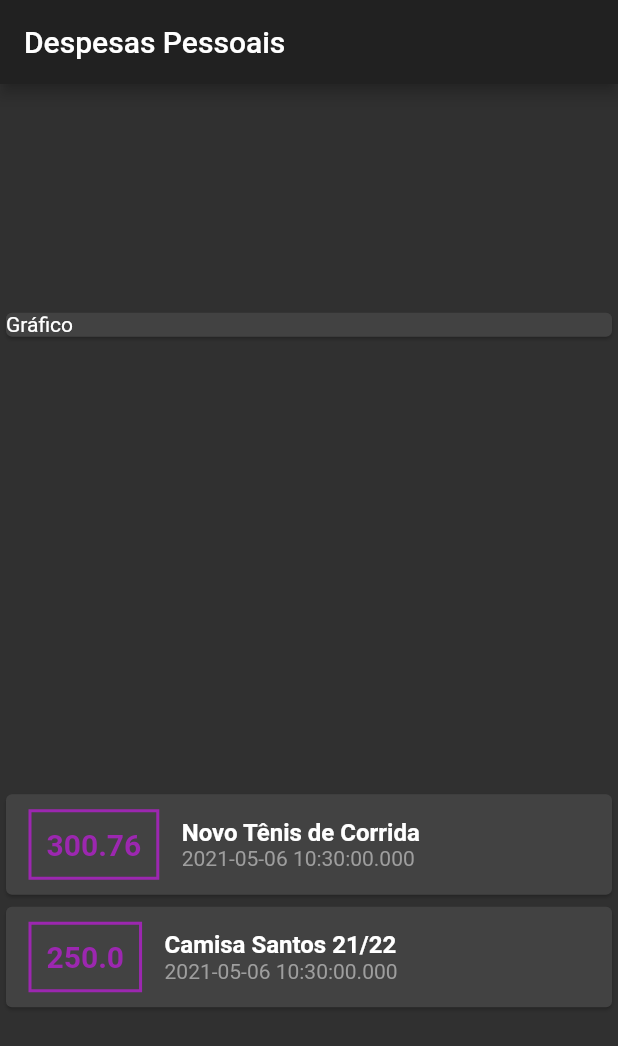
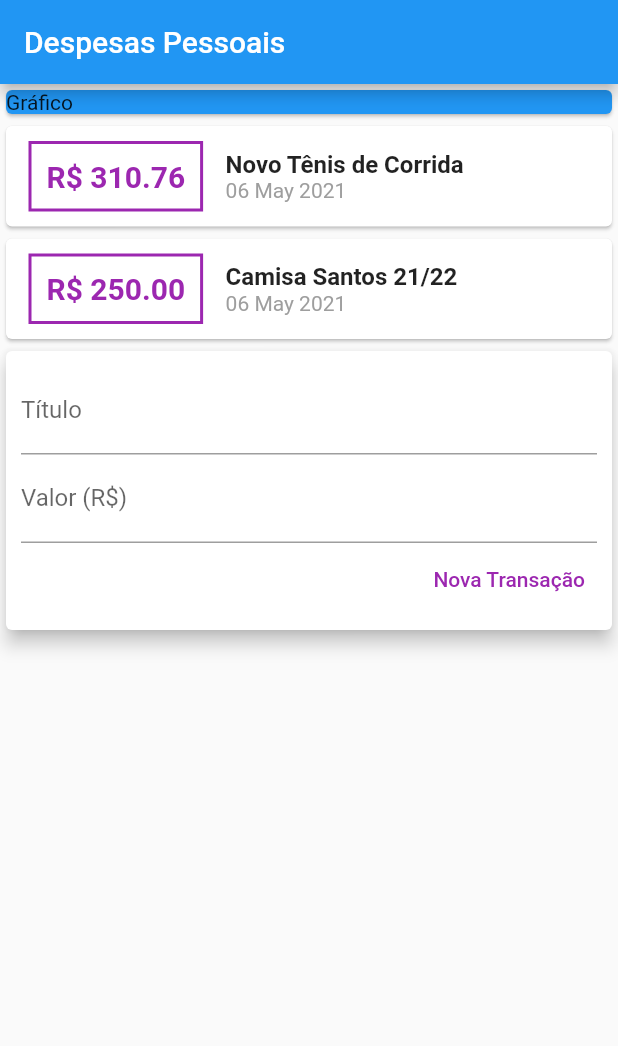
Before and after one commit to Levils114/expenses-app, a Flutter app: the screen it shows after launch, on a phone screen of 412 x 824 dp. Shown: the top 1046 px of the screen. Run offline on Flutter 3.47's test engine with Material 2 defaults, Android fonts, the phone set to English and light mode, and no system bars.

```diff
--- a/lib/main.dart
+++ b/lib/main.dart
@@ -1,5 +1,6 @@
 import 'package:expenses/models/transaction.dart';
 import 'package:flutter/material.dart';
+import 'package:intl/intl.dart';
 
 void main() => runApp(ExpensesApp());
 
@@ -9,17 +10,20 @@ class ExpensesApp extends StatelessWidget {
     return (MaterialApp(
       debugShowCheckedModeBanner: false,
       home: HomePage(),
-      theme: ThemeData.dark(),
+      theme: ThemeData.light(),
     ));
   }
 }
 
 class HomePage extends StatelessWidget {
+  final titleController = TextEditingController();
+  final valueController = TextEditingController();
+
   final _transactions = [
     Transaction(
       id: 't1',
       title: 'Novo Tênis de Corrida',
-      value: 300.76,
+      value: 310.76,
       date: DateTime.now(),
     ),
     Transaction(
@@ -37,11 +41,11 @@ class HomePage extends StatelessWidget {
         title: Text('Despesas Pessoais'),
       ),
       body: Column(
-        mainAxisAlignment: MainAxisAlignment.spaceAround,
         crossAxisAlignment: CrossAxisAlignment.stretch,
         children: [
           Container(
             child: Card(
+              color: Colors.blue,
               child: Text('Gráfico'),
             ),
           ),
@@ -63,7 +67,7 @@ class HomePage extends StatelessWidget {
                       ),
                       padding: EdgeInsets.all(10),
                       child: Text(
-                        transaction.value.toString(),
+                        "R\$ ${transaction.value.toStringAsFixed(2)}",
                         style: TextStyle(
                           fontWeight: FontWeight.bold,
                           fontSize: 20,
@@ -82,7 +86,7 @@ class HomePage extends StatelessWidget {
                           ),
                         ),
                         Text(
-                          transaction.date.toString(),
+                          DateFormat('dd MMM y').format(transaction.date),
                           style: TextStyle(
                             color: Colors.grey,
                           ),
@@ -94,6 +98,41 @@ class HomePage extends StatelessWidget {
               );
             }).toList(),
           ),
+          Card(
+            elevation: 5,
+            child: Padding(
+              padding: const EdgeInsets.all(10),
+              child: Column(
+                children: [
+                  TextField(
+                    decoration: InputDecoration(labelText: 'Título'),
+                    controller: titleController,
+                  ),
+                  TextField(
+                    decoration: InputDecoration(labelText: 'Valor (R\$)'),
+                    controller: valueController,
+                  ),
+                  Container(
+                    alignment: Alignment.centerRight,
+                    child: TextButton(
+                      onPressed: () {
+                        print({
+                          titleController.text,
+                          valueController.text,
+                        });
+                      },
+                      child: Text(
+                        'Nova Transação',
+                        style: TextStyle(
+                          color: Colors.purple,
+                        ),
+                      ),
+                    ),
+                  )
+                ],
+              ),
+            ),
+          ),
         ],
       ),
     );
--- a/pubspec.yaml
+++ b/pubspec.yaml
@@ -23,6 +23,7 @@ environment:
 dependencies:
   flutter:
     sdk: flutter
+  intl: ^0.16.1
 
 
   # The following adds the Cupertino Icons font to your application.
```
Also changed, not shown: pubspec.lock.
